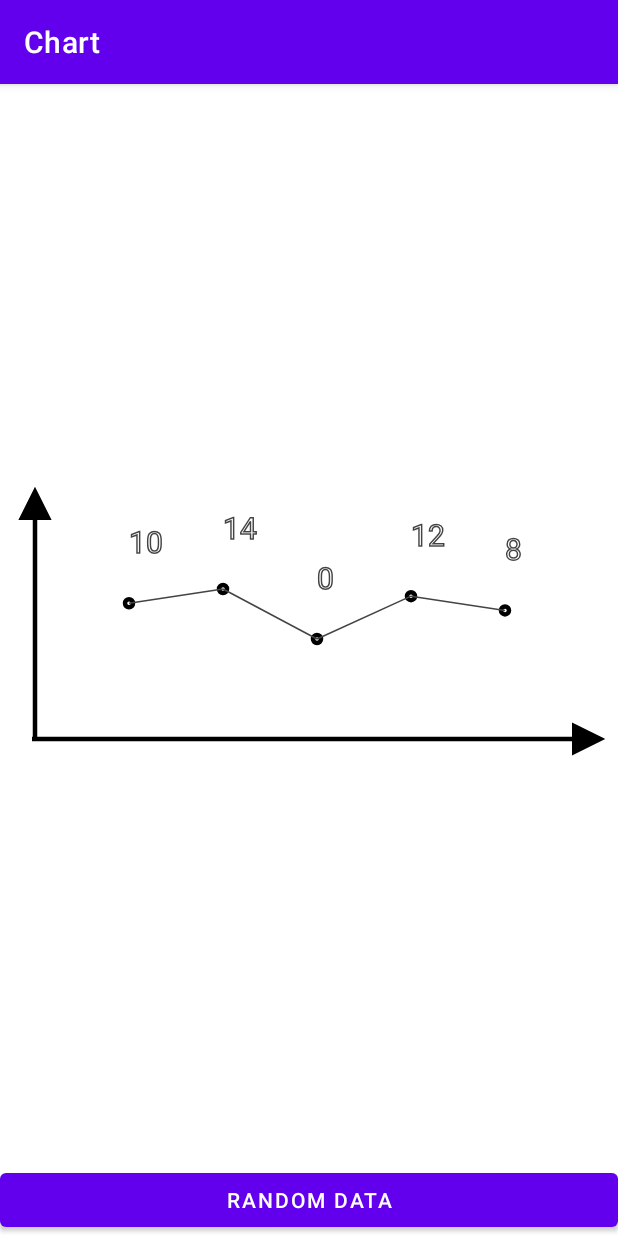
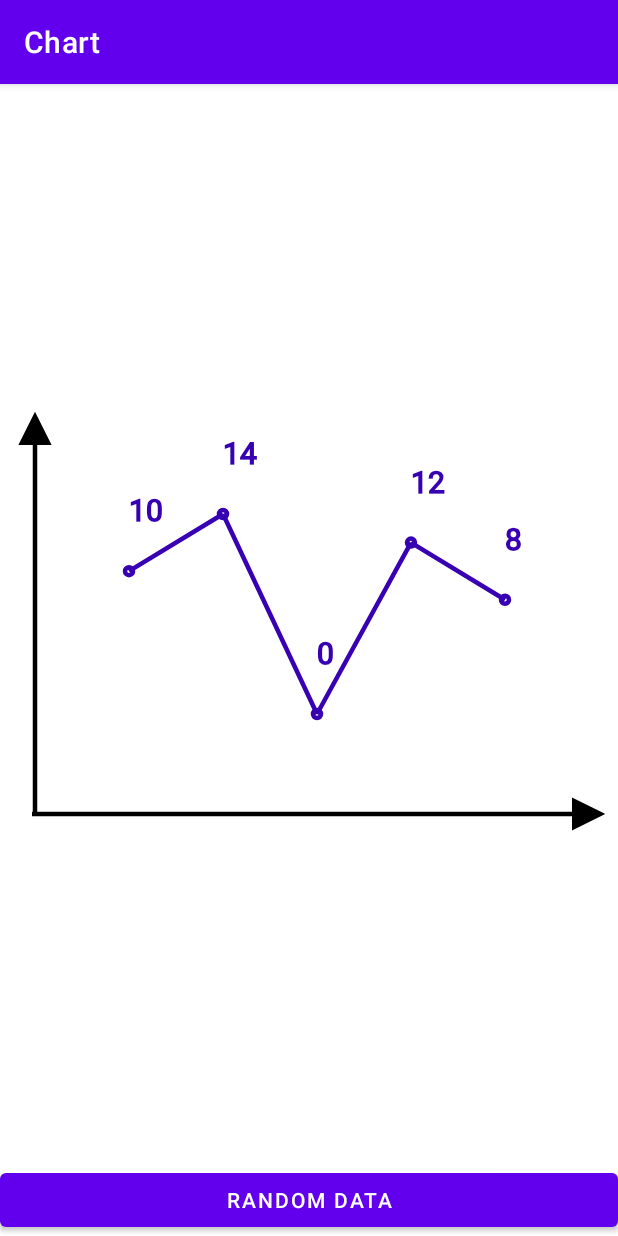
Before and after one commit to Sergey2195/Chart, an Android app: the screen it shows after launch (MainActivity), after a tap on "RANDOM DATA", on a phone screen of 412 x 824 dp. Run offline under Robolectric (Android 15) with nearby library versions, the phone set to English and light mode, and no system bars.

Commit message:
added attrs

```diff
--- a/app/src/main/java/com/example/chart/ChartView.kt
+++ b/app/src/main/java/com/example/chart/ChartView.kt
@@ -3,9 +3,9 @@ package com.example.chart
 import android.content.Context
 import android.graphics.*
 import android.util.AttributeSet
-import android.util.Log
 import android.util.TypedValue
 import android.view.View
+import kotlin.properties.Delegates
 
 class ChartView(
     context: Context,
@@ -17,16 +17,23 @@ class ChartView(
         context,
         attrSet,
         defStyleAttr,
-        0
+        R.style.DefaultChartStyle
     )
 
-    constructor(context: Context, attrSet: AttributeSet?) : this(context, attrSet, 0)
+    constructor(context: Context, attrSet: AttributeSet?) : this(
+        context,
+        attrSet,
+        R.attr.chartStyle
+    )
+
     constructor(context: Context) : this(context, null)
 
-    private var data: Array<Int> = arrayOf(0,0,0,0,0,0)
+    private var data: Array<Int> = arrayOf(0, 0, 0, 0, 0, 0)
     private lateinit var gridPaint: Paint
     private lateinit var chartPaint: Paint
     private lateinit var arrowPain: Paint
+    private lateinit var dotsPaint: Paint
+    private lateinit var chartValuesPaint: Paint
     private val viewRect = RectF(0f, 0f, 0f, 0f)
     private var numberOfPoints = 0
     private lateinit var bottomArrow: ArrowCoordinates
@@ -40,6 +47,12 @@ class ChartView(
     private var min = 0f
     private var max = 0f
     private val dataDots: ArrayList<Dot> = arrayListOf()
+
+
+    private var chartColor by Delegates.notNull<Int>()
+    private var dotsColor by Delegates.notNull<Int>()
+    private var valuesSize by Delegates.notNull<Float>()
+    private var chartLineWidth by Delegates.notNull<Float>()
 
     init {
         if (attrSet != null) {
@@ -65,8 +78,26 @@ class ChartView(
         chartPaint = Paint(Paint.ANTI_ALIAS_FLAG)
         chartPaint.style = Paint.Style.STROKE
         chartPaint.strokeWidth =
+            TypedValue.applyDimension(
+                TypedValue.COMPLEX_UNIT_DIP,
+                chartLineWidth,
+                resources.displayMetrics
+            )
+        chartPaint.color = chartColor
+        dotsPaint = Paint(Paint.ANTI_ALIAS_FLAG)
+        dotsPaint.style = Paint.Style.STROKE
+        dotsPaint.strokeWidth = TypedValue.applyDimension(
+            TypedValue.COMPLEX_UNIT_DIP,
+            WIDTH_PAINT,
+            resources.displayMetrics
+        )
+        dotsPaint.color = dotsColor
+        chartValuesPaint = Paint(Paint.ANTI_ALIAS_FLAG)
+        chartValuesPaint.style = Paint.Style.FILL_AND_STROKE
+        chartValuesPaint.strokeWidth =
             TypedValue.applyDimension(TypedValue.COMPLEX_UNIT_DIP, 1f, resources.displayMetrics)
-        chartPaint.color = Color.DKGRAY
+        chartValuesPaint.textSize = valuesSize
+        chartValuesPaint.color = dotsColor
     }
 
     fun setData(data: Array<Int>) {
@@ -80,7 +111,7 @@ class ChartView(
 
     private fun drawDots(canvas: Canvas) {
         for (dot in dataDots) {
-            canvas.drawCircle(dot.x, dot.y, 4f, gridPaint)
+            canvas.drawCircle(dot.x, dot.y, 4f, dotsPaint)
         }
     }
 
@@ -136,9 +167,9 @@ class ChartView(
     }
 
     private fun drawLines(canvas: Canvas) {
-        chartPaint.textSize = 30f
+        chartPaint.textSize = valuesSize
         for ((index, dot) in dataDots.withIndex()) {
-            canvas.drawText(data[index].toString(), dot.x, dot.y - 50f, chartPaint)
+            canvas.drawText(data[index].toString(), dot.x, dot.y - 50f, chartValuesPaint)
             if (index == 0) {
                 continue
             }
@@ -162,17 +193,7 @@ class ChartView(
         canvas.drawPath(topArrowPath, arrowPain)
     }
 
-    override fun onSizeChanged(w: Int, h: Int, oldw: Int, oldh: Int) {
-        super.onSizeChanged(w, h, oldw, oldh)
-    }
-
-    override fun onMeasure(widthMeasureSpec: Int, heightMeasureSpec: Int) {
-        super.onMeasure(widthMeasureSpec, heightMeasureSpec)
-    }
-
     private fun updateViewSize() {
-        val safeWidth = width - paddingLeft - paddingRight
-        val safeHeight = height - paddingTop - paddingBottom
         viewRect.left = paddingLeft.toFloat() + BIAS_HORIZONTAL
         viewRect.right = (width - paddingLeft).toFloat()
         viewRect.top = paddingTop.toFloat()
@@ -198,11 +219,17 @@ class ChartView(
         defStyleAttr: Int,
         defStyleRes: Int
     ) {
-
-    }
-
-    private fun log(str: String) {
-        Log.i("TAG", str)
+        val typedArray = context.obtainStyledAttributes(
+            attrSet,
+            R.styleable.ChartView,
+            defStyleAttr,
+            defStyleRes
+        )
+        chartColor = typedArray.getColor(R.styleable.ChartView_chartColor, Color.DKGRAY)
+        dotsColor = typedArray.getColor(R.styleable.ChartView_dotsColor, Color.BLACK)
+        valuesSize = typedArray.getInt(R.styleable.ChartView_valuesSize, 50).toFloat()
+        chartLineWidth = typedArray.getInt(R.styleable.ChartView_charLineWidth, 1).toFloat()
+        typedArray.recycle()
     }
 
     companion object {
--- a/app/src/main/res/layout/activity_main.xml
+++ b/app/src/main/res/layout/activity_main.xml
@@ -9,10 +9,15 @@
 
     <com.example.chart.ChartView
         android:layout_width="match_parent"
-        android:layout_height="200dp"
+        android:layout_height="300dp"
         android:id="@+id/charView"
         app:layout_constraintTop_toTopOf="parent"
         app:layout_constraintBottom_toTopOf="@+id/btn"
+        app:layout_constraintStart_toStartOf="parent"
+        app:valuesSize="30"
+        app:charLineWidth="3"
+        app:dotsColor="@color/purple_700"
+        app:chartColor="@color/purple_700"
         android:padding="10dp"/>
     <Button
         android:layout_width="match_parent"
--- a/app/src/main/res/values/attrs.xml
+++ b/app/src/main/res/values/attrs.xml
@@ -1,6 +1,10 @@
 <?xml version="1.0" encoding="utf-8"?>
 <resources>
     <declare-styleable name="ChartView">
-        <attr name="color" format="color"/>
+        <attr name="chartColor" format="color"/>
+        <attr name="dotsColor" format="color"/>
+        <attr name="valuesSize" format="integer"/>
+        <attr name="charLineWidth" format="integer"/>
     </declare-styleable>
+    <attr name="chartStyle" format="reference"/>
 </resources>
--- a/app/src/main/res/values/themes.xml
+++ b/app/src/main/res/values/themes.xml
@@ -12,5 +12,16 @@
         <!-- Status bar color. -->
         <item name="android:statusBarColor" tools:targetApi="l">?attr/colorPrimaryVariant</item>
         <!-- Customize your theme here. -->
+        <item name="chartStyle">@style/GlobalChartStyle</item>
+    </style>
+    <style name="DefaultChartStyle">
+        <item name="chartColor">@color/black</item>
+        <item name="dotsColor">@color/black</item>
+        <item name="valuesSize">30</item>
+        <item name="charLineWidth">1</item>
+    </style>
+
+    <style name="GlobalChartStyle" parent="DefaultChartStyle">
+        <item name="valuesSize">30</item>
     </style>
 </resources>
```
